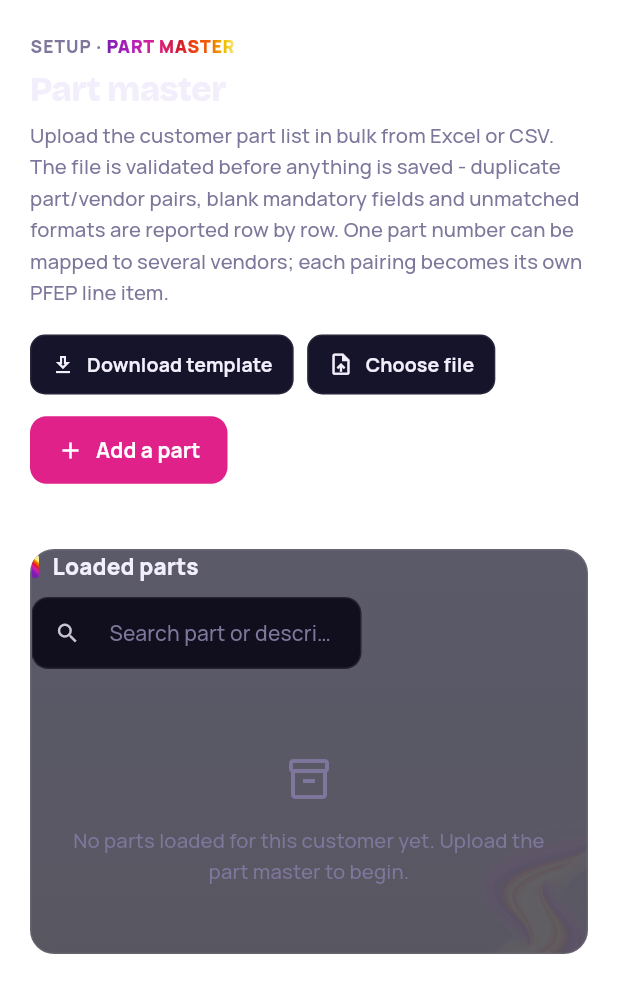
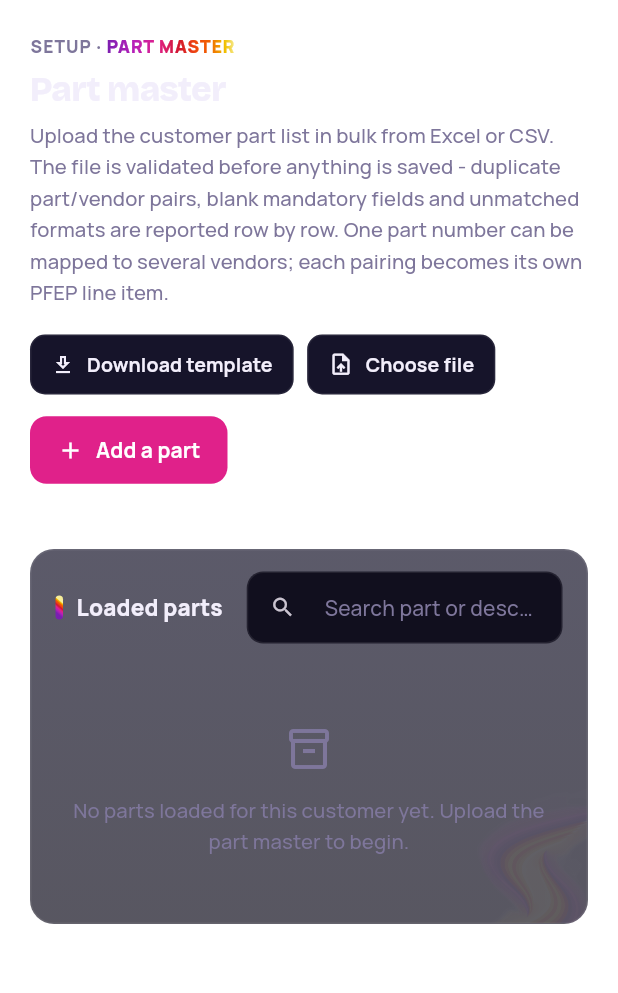
Before and after one commit to vistarlogitekdeveloper/PFEP_FE, a Flutter app: the PartMasterScreen widget shown alone on an empty page, opened directly, on a phone screen of 412 x 824 dp. Shown: the top 993 px of the screen. Run offline on Flutter 3.47's test engine with Material 3 defaults, Android fonts, the phone set to English and light mode, and no system bars; our stand-ins replace dio, file_picker, fl_chart, flutter_riverpod, go_router, google_fonts and 4 more; missing offline and left inert: dart:js_interop, dart:ui_web, file_saver; accounts and stored records are empty.

Commit message:
Refactor part master screen layout: integrate search field into header
- Moved the search TextField into a custom header within the 'Loaded parts' section.
- Adjusted layout to ensure the search field expands properly and aligns with the title.
- Improved overall UI consistency and usability by reducing dead space.

```diff
--- a/lib/ui/admin/part_master_screen.dart
+++ b/lib/ui/admin/part_master_screen.dart
@@ -233,21 +233,32 @@ class _PartMasterScreenState extends ConsumerState<PartMasterScreen> {
         ),
         const SizedBox(height: 20),
         Panel(
-          title: 'Loaded parts',
-          trailing: SizedBox(
-            width: 220,
+          padding: EdgeInsets.zero,
+          child: Column(crossAxisAlignment: CrossAxisAlignment.stretch, children: [
+            // Custom header so the search field fills the row instead of the
+            // short title stretching across it and pinning a 220px box to the
+            // far edge, which left a large dead band between the two.
+            Padding(
+              padding: const EdgeInsets.fromLTRB(16, 14, 16, 10),
+              child: Row(children: [
+                const RibbonAccent(),
+                const SizedBox(width: 9),
+                Text('Loaded parts', style: body(size: 15, weight: FontWeight.w800)),
+                const SizedBox(width: 16),
+                Expanded(
                   child: TextField(
                     decoration: const InputDecoration(
                       hintText: 'Search part or description',
                       prefixIcon: Icon(Icons.search, size: 17),
                       isDense: true,
                     ),
-              style: TextStyle(fontSize: 12.5),
+                    style: const TextStyle(fontSize: 12.5),
                     onChanged: (v) => setState(() => _search = v.trim()),
                   ),
                 ),
-          padding: EdgeInsets.zero,
-          child: parts.when(
+              ]),
+            ),
+            parts.when(
             loading: () => const Loading(),
             error: (e, _) => ErrorView(error: e),
             data: (list) => list.isEmpty
@@ -294,6 +305,7 @@ class _PartMasterScreenState extends ConsumerState<PartMasterScreen> {
                       ),
                   ]),
           ),
+          ]),
         ),
       ],
     );
```
Also changed, not shown: 2 other files. Lines whose indentation alone changed are shown as unchanged.
